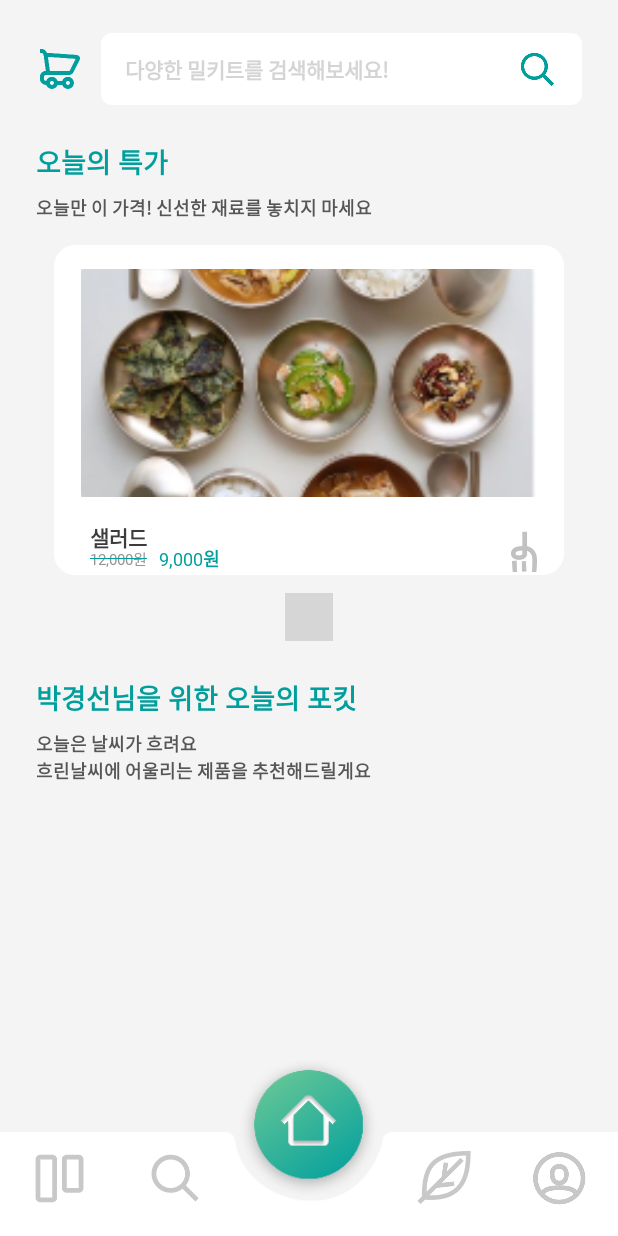
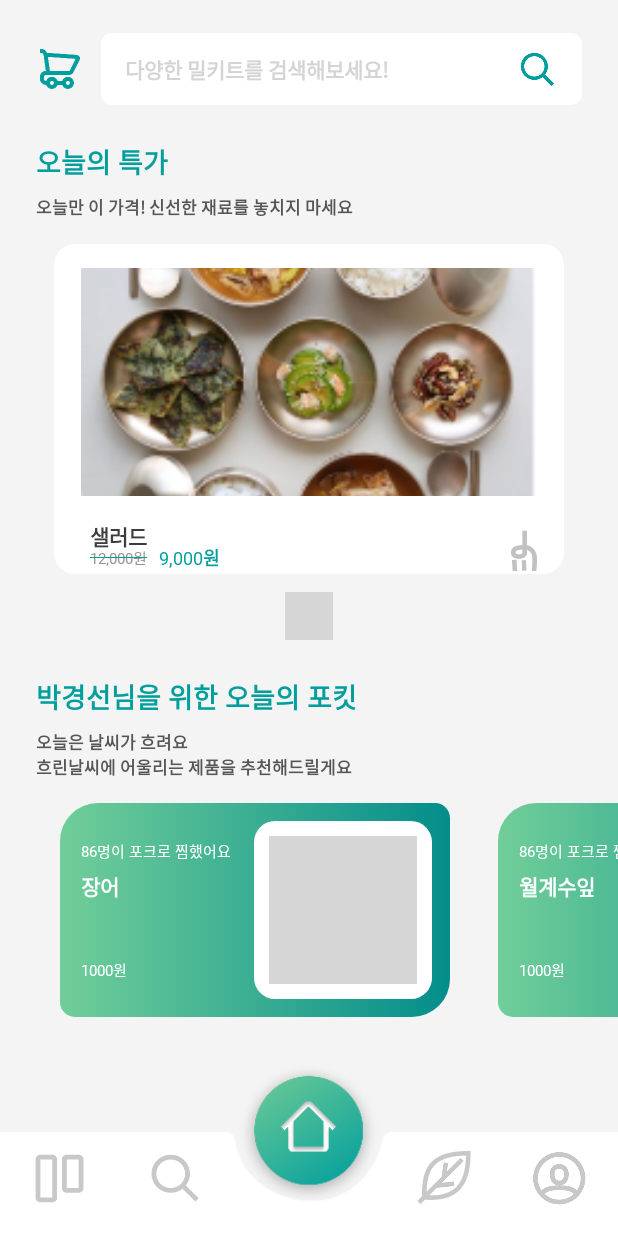
Before and after one commit to POCKIT-NH/ANDROID, an Android app: the screen it shows after launch (MainActivity), on a phone screen of 412 x 824 dp. Run offline under Robolectric (Android 15) with nearby library versions, the phone set to English and light mode, and no system bars; plain views replace DotsIndicator; pictures from the network do not load; 1 statement that could not run was skipped; grey boxes are pictures that could not be loaded.

Commit message:
feat(TodayPockitRecyclerAdapter.kt): Add TodayPockitRecyclerAdapter

```diff
--- /dev/null
+++ b/app/src/main/java/com/nhgirls/pockit/common/HorizontalItemDecorator.kt
@@ -0,0 +1,14 @@
+package com.nhgirls.pockit.common
+
+import android.graphics.Rect
+import android.view.View
+import androidx.recyclerview.widget.RecyclerView
+
+class HorizontalItemDecorator(private val divHeight : Int) : RecyclerView.ItemDecoration() {
+
+    override fun getItemOffsets(outRect: Rect, view: View, parent : RecyclerView, state : RecyclerView.State) {
+        super.getItemOffsets(outRect, view, parent, state)
+        outRect.left = divHeight
+        outRect.right = divHeight
+    }
+}
--- /dev/null
+++ b/app/src/main/java/com/nhgirls/pockit/common/VerticalItemDecorator.kt
@@ -0,0 +1,15 @@
+package com.nhgirls.pockit.common
+
+import android.graphics.Rect
+import android.view.View
+import androidx.recyclerview.widget.RecyclerView
+
+
+class VerticalItemDecorator(private val divHeight : Int) : RecyclerView.ItemDecoration() {
+
+    override fun getItemOffsets(outRect: Rect, view: View, parent : RecyclerView, state : RecyclerView.State) {
+        super.getItemOffsets(outRect, view, parent, state)
+        outRect.top = divHeight
+        outRect.bottom = divHeight
+    }
+}
--- /dev/null
+++ b/app/src/main/java/com/nhgirls/pockit/data/response/TodayPrice.kt
@@ -0,0 +1,8 @@
+package com.nhgirls.pockit.data.response
+
+data class TodayPrice(
+    val imageUrl: String,
+    val title: String,
+    val price: Int,
+    val like: Int
+)
--- a/app/src/main/java/com/nhgirls/pockit/ui/home/HomeFragment.kt
+++ b/app/src/main/java/com/nhgirls/pockit/ui/home/HomeFragment.kt
@@ -7,6 +7,8 @@ import android.view.View
 import android.view.ViewGroup
 import com.google.android.material.tabs.TabLayout
 import com.nhgirls.pockit.R
+import com.nhgirls.pockit.common.HorizontalItemDecorator
+import com.nhgirls.pockit.data.response.TodayPrice
 import kotlinx.android.synthetic.main.fragment_home.*
 
 private const val ARG_PARAM1 = "param1"
@@ -15,6 +17,14 @@ private const val ARG_PARAM2 = "param2"
 class HomeFragment : Fragment() {
     private var param1: String? = null
     private var param2: String? = null
+
+    private var mock = listOf(
+        TodayPrice("https://sopt-server-27.s3.ap-northeast-2.amazonaws.com/4.jpg","장어",1000, 86),
+        TodayPrice("https://sopt-server-27.s3.ap-northeast-2.amazonaws.com/4.jpg","월계수잎",1000, 86),
+        TodayPrice("https://sopt-server-27.s3.ap-northeast-2.amazonaws.com/4.jpg","보쌈",1000, 86)
+    )
+
+    private lateinit var todayPockitAdapter: TodayPockitRecyclerAdapter
 
     override fun onCreate(savedInstanceState: Bundle?) {
         super.onCreate(savedInstanceState)
@@ -36,6 +46,16 @@ class HomeFragment : Fragment() {
         super.onViewCreated(view, savedInstanceState)
 
         initViewPager()
+        initRecycler()
+    }
+
+    private fun initRecycler(){
+        todayPockitAdapter = TodayPockitRecyclerAdapter()
+        rvTodayPockit.apply{
+            adapter = todayPockitAdapter
+            addItemDecoration(HorizontalItemDecorator(24))
+        }
+        todayPockitAdapter.initData(mock)
     }
 
     private fun initViewPager(){
@@ -43,9 +63,6 @@ class HomeFragment : Fragment() {
 
         vpTodayPrice.offscreenPageLimit = 3
         tlTodayPrice.setViewPager(vpTodayPrice)
-
-//        vpTodayPrice.addOnPageChangeListener(TabLayout.TabLayoutOnPageChangeListener(tlTodayPrice))
-//        tlTodayPrice.addOnTabSelectedListener(TabLayout.ViewPagerOnTabSelectedListener(vpTodayPrice))
     }
 
     companion object {
--- /dev/null
+++ b/app/src/main/java/com/nhgirls/pockit/ui/home/TodayPockitRecyclerAdapter.kt
@@ -0,0 +1,46 @@
+package com.nhgirls.pockit.ui.home
+
+import android.view.View
+import android.view.ViewGroup
+import android.widget.ImageView
+import android.widget.TextView
+import androidx.recyclerview.widget.RecyclerView
+import com.nhgirls.pockit.R
+import com.nhgirls.pockit.common.GlideApp
+import com.nhgirls.pockit.data.response.TodayPrice
+import com.nhgirls.pockit.utils.inflate
+
+class TodayPockitRecyclerAdapter : RecyclerView.Adapter<TodayPockitRecyclerAdapter.ViewHolder>(){
+
+    private var data: List<TodayPrice> = emptyList()
+
+    fun initData(data: List<TodayPrice>){
+        this.data = data
+        notifyDataSetChanged()
+    }
+
+    override fun onCreateViewHolder(parent: ViewGroup, viewType: Int): ViewHolder
+            = ViewHolder(parent.inflate(R.layout.item_today_pockit))
+
+    override fun getItemCount(): Int = data.size
+
+    override fun onBindViewHolder(holder: ViewHolder, position: Int) {
+        holder.bind(data[position])
+        holder.setIsRecyclable(false)
+    }
+
+    inner class ViewHolder(view: View) : RecyclerView.ViewHolder(view){
+
+        private val imgTodayPockit : ImageView = itemView.findViewById(R.id.imgTodayKit)
+        private val txtTodayPockitName : TextView = itemView.findViewById(R.id.txtTodayPockitName)
+        private val txtTodayPockitPrice : TextView = itemView.findViewById(R.id.txtTodayPockitPrice)
+        private val txtTodayPockitLike : TextView = itemView.findViewById(R.id.txtTodayPockitLike)
+
+        fun bind(item: TodayPrice){
+            GlideApp.with(itemView).load(item.imageUrl).into(imgTodayPockit)
+            txtTodayPockitName.text = item.title
+            txtTodayPockitPrice.text = "${item.price}원"
+            txtTodayPockitLike.text = "${item.like}명이 포크로 찜했어요"
+        }
+    }
+}
--- a/app/src/main/res/drawable/green_background_round.xml
+++ b/app/src/main/res/drawable/green_background_round.xml
@@ -1,10 +1,10 @@
 <?xml version="1.0" encoding="utf-8"?>
 <shape xmlns:android="http://schemas.android.com/apk/res/android">
     <corners
-        android:topLeftRadius="20dp"
-        android:topRightRadius="5dp"
-        android:bottomLeftRadius="5dp"
-        android:bottomRightRadius="20dp"/>
+        android:topLeftRadius="25dp"
+        android:topRightRadius="10dp"
+        android:bottomLeftRadius="10dp"
+        android:bottomRightRadius="25dp"/>
 
     <gradient android:startColor="#71ce99"
         android:endColor="#038d8b"/>
--- a/app/src/main/res/layout/activity_main.xml
+++ b/app/src/main/res/layout/activity_main.xml
@@ -119,7 +119,7 @@
         android:id="@+id/clHome"
         android:layout_width="96dp"
         android:layout_height="96dp"
-        android:layout_marginBottom="24dp"
+        android:layout_marginBottom="20dp"
         app:layout_constraintBottom_toBottomOf="parent"
         app:layout_constraintEnd_toEndOf="parent"
         app:layout_constraintStart_toStartOf="parent">
--- a/app/src/main/res/layout/fragment_home.xml
+++ b/app/src/main/res/layout/fragment_home.xml
@@ -65,7 +65,7 @@
         android:layout_marginTop="8dp"
         android:text="오늘만 이 가격! 신선한 재료를 놓치지 마세요"
         android:textColor="@color/colorGrey03"
-        android:textSize="12sp"
+        android:textSize="11sp"
         android:textFontWeight="600"
         app:layout_constraintStart_toStartOf="@+id/guideline1"
         app:layout_constraintTop_toBottomOf="@+id/txtHomeTodayPrice" />
@@ -87,7 +87,7 @@
         app:dotsColor="@color/colorGrey02"
         app:selectedDotColor="@color/colorPrimary"
         app:dotsCornerRadius="8dp"
-        app:dotsSize="7dp"
+        app:dotsSize="5dp"
         app:dotsSpacing="4dp"
         app:dotsWidthFactor="2.5"
         app:layout_constraintTop_toBottomOf="@id/vpTodayPrice"
@@ -113,7 +113,7 @@
         android:layout_marginTop="8dp"
         android:text="오늘은 날씨가 흐려요\n흐린날씨에 어울리는 제품을 추천해드릴게요"
         android:textColor="@color/colorGrey03"
-        android:textSize="12sp"
+        android:textSize="11sp"
         android:textFontWeight="600"
         app:layout_constraintStart_toStartOf="@+id/guideline1"
         app:layout_constraintTop_toBottomOf="@+id/txtHomeTodayPockit" />
--- a/app/src/main/res/layout/item_today_pockit.xml
+++ b/app/src/main/res/layout/item_today_pockit.xml
@@ -2,7 +2,7 @@
 <androidx.constraintlayout.widget.ConstraintLayout
     xmlns:android="http://schemas.android.com/apk/res/android"
     xmlns:app="http://schemas.android.com/apk/res-auto"
-    android:layout_width="match_parent"
+    android:layout_width="260dp"
     android:layout_height="wrap_content"
     android:background="@drawable/green_background_round">
 
@@ -47,7 +47,7 @@
         android:id="@+id/clTodayPockitImg"
         android:layout_width="0dp"
         android:layout_height="0dp"
-        android:background="@drawable/white_background_round7"
+        android:background="@drawable/white_background_round19"
         android:layout_marginVertical="12dp"
         android:layout_marginHorizontal="12dp"
         app:layout_constraintDimensionRatio="1:1"
```
